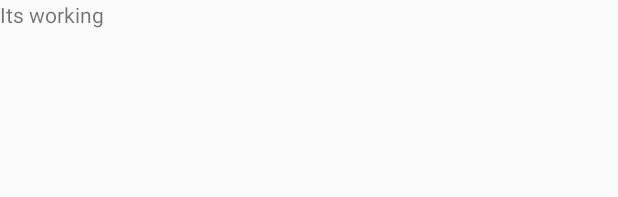
After one commit to hennasingh/InstaAndroid, an Android app: the layout activity_profile.xml on its own in the app's theme, with its tools: preview values and no code run, on a phone screen of 412 x 824 dp. The commit adds this screen. Shown: the top 197 px of the screen. Run offline under Robolectric (Android 15) with nearby library versions, the phone set to English and light mode, and no system bars.

Commit message:
Api call for token and removed authentication dialog
removed authentication dialog and interface and added profile activity and viewModel and API call for access token

```diff
--- a/app/build.gradle
+++ b/app/build.gradle
@@ -24,7 +24,7 @@ android {
 dependencies {
     def support_version = "28.0.0"
     def butterKnife_version = "9.0.0-rc1"
-    def retrofit_version ="2.4.0"
+    def retrofit_version = "2.4.0"
     def interceptor_support = "3.10.0"
     def lifecycle_version = "1.1.1"
 
--- a/app/src/main/java/com/coder/instaandroid/AuthenticationListener.java
+++ /dev/null
@@ -1,6 +0,0 @@
-package com.coder.instaandroid;
-
-public interface AuthenticationListener {
-
-    void onTokenReceived(String auth_token);
-}
--- a/app/src/main/java/com/coder/instaandroid/login/LoginViewModel.java
+++ b/app/src/main/java/com/coder/instaandroid/login/LoginViewModel.java
@@ -21,10 +21,6 @@ public class LoginViewModel extends AndroidViewModel {
         return hasToken;
     }
 
-    public void getUserDetails(){
-
-    }
-
 
 
 }
--- a/app/src/main/java/com/coder/instaandroid/utils/Constants.java
+++ b/app/src/main/java/com/coder/instaandroid/utils/Constants.java
@@ -11,7 +11,7 @@ public class Constants {
 
 
     public static final String REQUEST_URL = BASE_URL
-                                        + "oauth/authorize/?client_id="
+                                        + "/oauth/authorize/?client_id="
                                         + CLIENT_ID
                                         + "&redirect_uri="
                                         +  REDIRECT_URI
--- /dev/null
+++ b/app/src/main/res/layout/activity_profile.xml
@@ -0,0 +1,14 @@
+<?xml version="1.0" encoding="utf-8"?>
+<android.support.constraint.ConstraintLayout xmlns:android="http://schemas.android.com/apk/res/android"
+    xmlns:app="http://schemas.android.com/apk/res-auto"
+    xmlns:tools="http://schemas.android.com/tools"
+    android:layout_width="match_parent"
+    android:layout_height="match_parent"
+    tools:context=".profile.ProfileActivity">
+
+    <TextView
+        android:layout_width="match_parent"
+        android:layout_height="match_parent"
+        android:text="Its working"/>
+
+</android.support.constraint.ConstraintLayout>
--- a/app/src/main/res/values/strings.xml
+++ b/app/src/main/res/values/strings.xml
@@ -4,4 +4,5 @@
     <string name="login">Login with Instagram</string>
     <string name="signIn">Sign In</string>
     <string name="preference_file">ImagePeek</string>
+    <string name ="token_key">Token</string>
 </resources>
```
Also changed, not shown: app/src/main/AndroidManifest.xml (+13 -2 lines), app/src/main/java/com/coder/instaandroid/CustomViews/AuthenticationDialog.java (deleted, +0 -54 lines), app/src/main/java/com/coder/instaandroid/login/LoginActivity.java (+8 -5 lines), app/src/main/java/com/coder/instaandroid/network/ApiManager.java (+8 -0 lines), app/src/main/java/com/coder/instaandroid/network/WebRepository.java (+40 -3 lines), app/src/main/java/com/coder/instaandroid/profile/ProfileActivity.java (added, +33 -0 lines), app/src/main/java/com/coder/instaandroid/profile/ProfileViewModel.java (added, +23 -0 lines).
